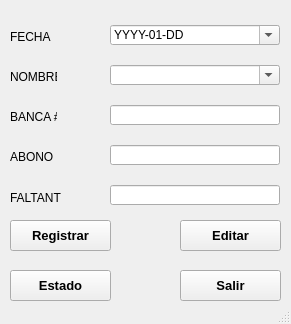
Qt form MiniNomina/FrmDesign/Faltantes.ui (CodeDrTech/DevelopPython) before a commit.
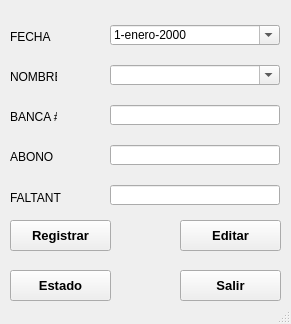
The same form after that commit. Icons and pictures are not drawn.

What changed in the file:
```diff
--- a/MiniNomina/FrmDesign/Faltantes.ui
+++ b/MiniNomina/FrmDesign/Faltantes.ui
@@ -190,8 +190,14 @@
     <property name="readOnly">
      <bool>false</bool>
     </property>
+    <property name="showGroupSeparator" stdset="0">
+     <bool>false</bool>
+    </property>
+    <property name="currentSection">
+     <enum>QDateTimeEdit::DaySection</enum>
+    </property>
     <property name="displayFormat">
-     <string>YYYY-MM-DD</string>
+     <string>d-MMMM-yyyy</string>
     </property>
     <property name="calendarPopup">
      <bool>true</bool>
```
